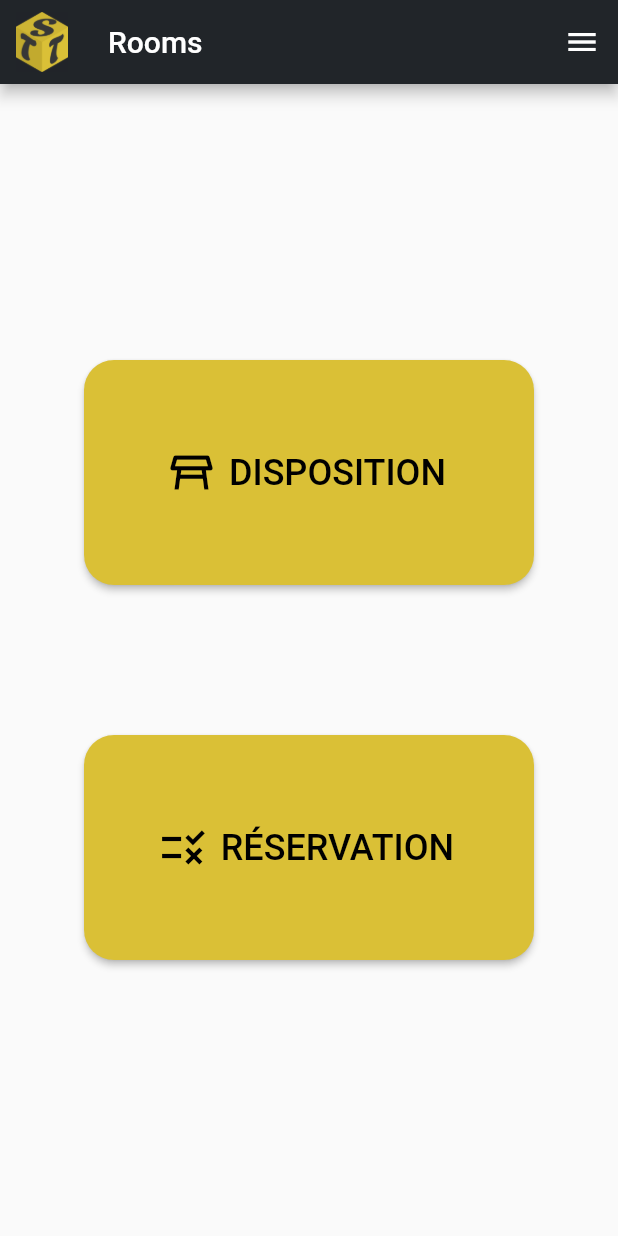
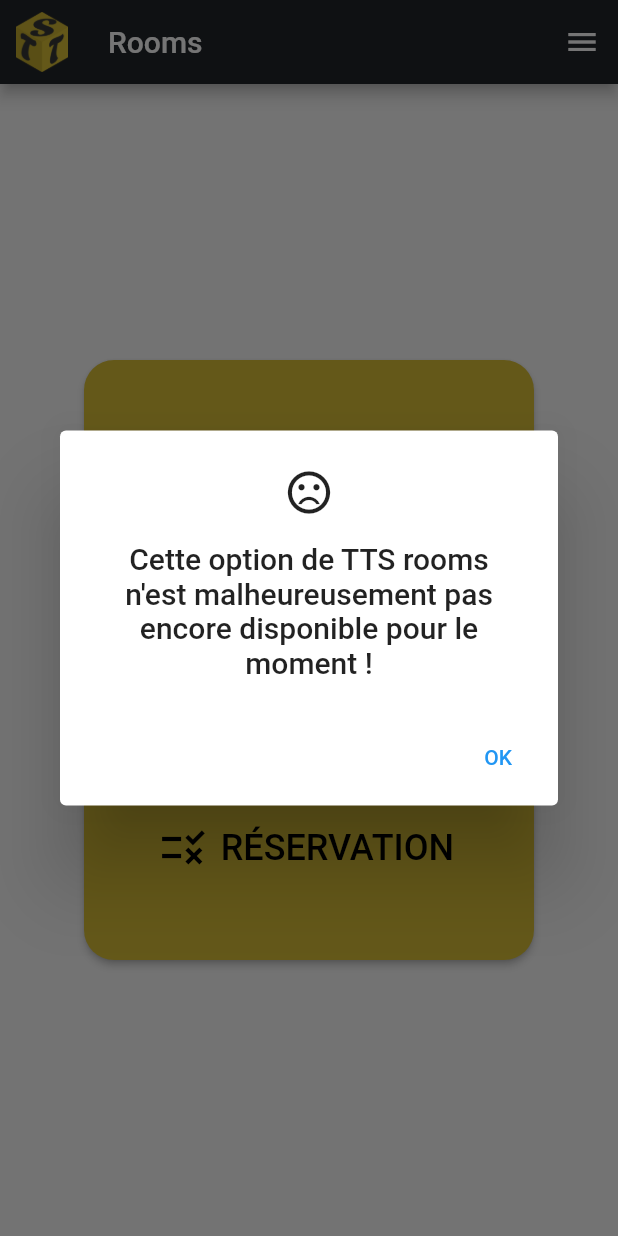
Before and after one commit to adbme/TTS-rooms, a Flutter app: the portal screen opened directly, after a tap on "RÉSERVATION", on a phone screen of 412 x 824 dp. Run offline on Flutter 3.47's test engine with Material 2 defaults, Android fonts, the phone set to English and light mode, and no system bars; our stand-ins replace video_player; missing offline and left inert: babylonjs_viewer; key blocks and very long unbroken strings in the code were emptied for the run.

Commit message:
Message pop for not avaible option of TTS rooms

```diff
--- a/lib/TTS-rooms.dart
+++ b/lib/TTS-rooms.dart
@@ -1,12 +1,12 @@
 import 'package:flutter/material.dart';
 import 'package:ttsrooms/pleiades.dart';
+import 'package:ttsrooms/portal.dart';
 import 'package:ttsrooms/salles/argentine.dart';
 import 'package:ttsrooms/salles/argentine_chamossaire.dart';
 import 'package:ttsrooms/salles/chamossaire.dart';
 import 'package:ttsrooms/salles/chasseron.dart';
 import 'package:ttsrooms/salles/suchet.dart';
 import 'package:ttsrooms/salles/wengen.dart';
-import 'package:ttsrooms/suchet.dart';
 import 'main.dart';
 
 const List<String> list = <String>[
@@ -47,7 +47,7 @@ class DropdownButtonApp extends StatelessWidget {
               onPressed: () {
                 Navigator.push(
 
-                    context, MaterialPageRoute(builder: (context) => const MyApp()));
+                    context, MaterialPageRoute(builder: (context) =>  portal()));
                     print("home");
               },
             ),
--- a/lib/portal.dart
+++ b/lib/portal.dart
@@ -1,4 +1,5 @@
 import 'package:flutter/material.dart';
+import 'package:ttsrooms/TTS-rooms.dart';
 import 'package:ttsrooms/about.dart';
 import 'package:ttsrooms/tuto.dart';
 
@@ -75,8 +76,11 @@ class portal extends StatelessWidget {
         child: Column(
           mainAxisAlignment: MainAxisAlignment.center,
           children: [
+
             ElevatedButton.icon(
-              onPressed: () {},
+              onPressed: () {
+                Navigator.push(context, MaterialPageRoute(builder: (context) => const DropdownButtonApp()));
+              },
               icon: Icon(Icons.table_restaurant_outlined, color: Colors.black, size: 34.0),
               label: Text('DISPOSITION', style: TextStyle(color: Colors.black, fontSize: 24.0)),
               style: ElevatedButton.styleFrom(
@@ -84,10 +88,29 @@ class portal extends StatelessWidget {
                 shape: RoundedRectangleBorder(borderRadius: BorderRadius.circular(20)),
                 minimumSize: Size(300, 150),
               ),
+
             ),
             SizedBox(height: 100),
+
             ElevatedButton.icon(
-              onPressed: () {},
+              onPressed: () {
+                showDialog(
+                  context: context,
+                  builder: (BuildContext context) {
+                    return AlertDialog(
+                        title: Text("Cette option de TTS rooms n'est malheureusement pas encore disponible pour le moment !"), icon: Icon(Icons.sentiment_very_dissatisfied, size: 34.0),
+                      actions: <Widget>[
+                        TextButton(
+                          child: Text('OK'),
+                          onPressed: () {
+                            Navigator.of(context).pop();
+                          },
+                        ),
+                      ],
+                    );
+                  },
+                );
+              },
               icon: Icon(Icons.rule, color: Colors.black, size: 34.0),
               label: Text('RÉSERVATION', style: TextStyle(color: Colors.black, fontSize: 24.0)),
               style: ElevatedButton.styleFrom(
@@ -96,6 +119,8 @@ class portal extends StatelessWidget {
                 minimumSize: Size(300, 150),
               ),
             ),
+
+
           ],
         ),
       ),
```
Also changed, not shown: lib/suchet.dart (deleted).
